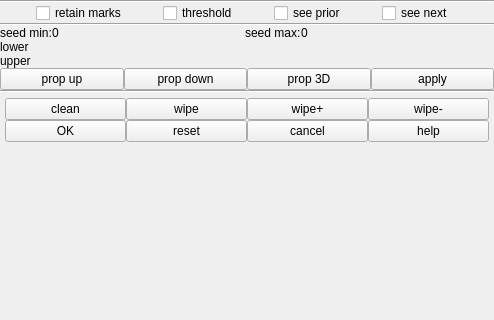
Before: the Qt Designer form Code/Gui/MITK/Plugins/uk.ac.ucl.cmic.midasgeneralsegmentor/src/internal/MIDASGeneralSegmentorViewControls.ui in NifTK/NifTK, drawn with Qt 5; both pictures show x 0 to 494 and y 0 to 320 of the 494 by 609 pixel window.
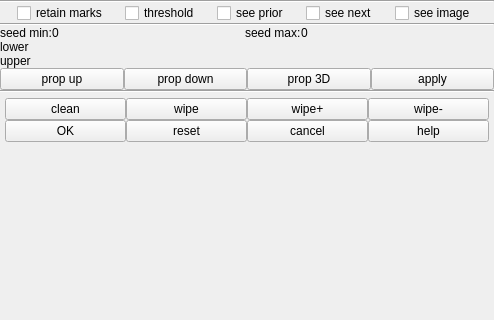
After: the same form once the commit is applied. Custom widgets are drawn as their Qt base class.

```diff
--- a/Code/Gui/MITK/Plugins/uk.ac.ucl.cmic.midasgeneralsegmentor/src/internal/MIDASGeneralSegmentorViewControls.ui
+++ b/Code/Gui/MITK/Plugins/uk.ac.ucl.cmic.midasgeneralsegmentor/src/internal/MIDASGeneralSegmentorViewControls.ui
@@ -86,6 +86,19 @@
          </property>
         </widget>
        </item>
+       <item row="0" column="4">
+        <widget class="QCheckBox" name="m_SeeImageCheckBox">
+         <property name="sizePolicy">
+          <sizepolicy hsizetype="Fixed" vsizetype="Fixed">
+           <horstretch>0</horstretch>
+           <verstretch>0</verstretch>
+          </sizepolicy>
+         </property>
+         <property name="text">
+          <string>see image</string>
+         </property>
+        </widget>
+       </item>
       </layout>
      </item>
      <item>
```
